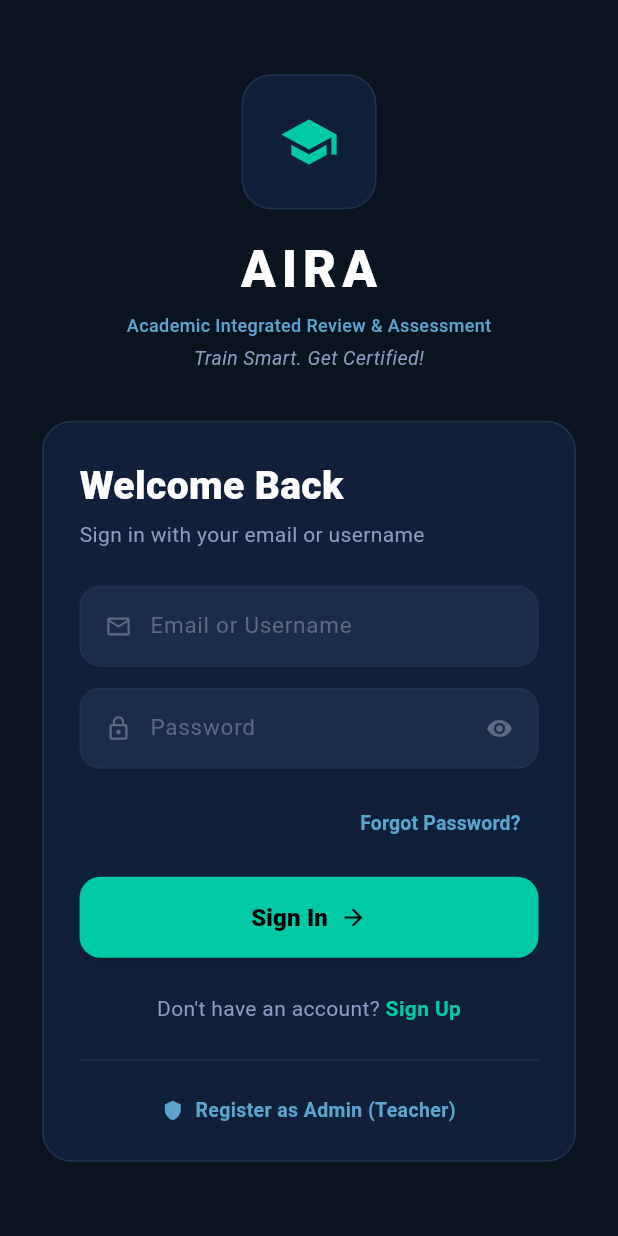
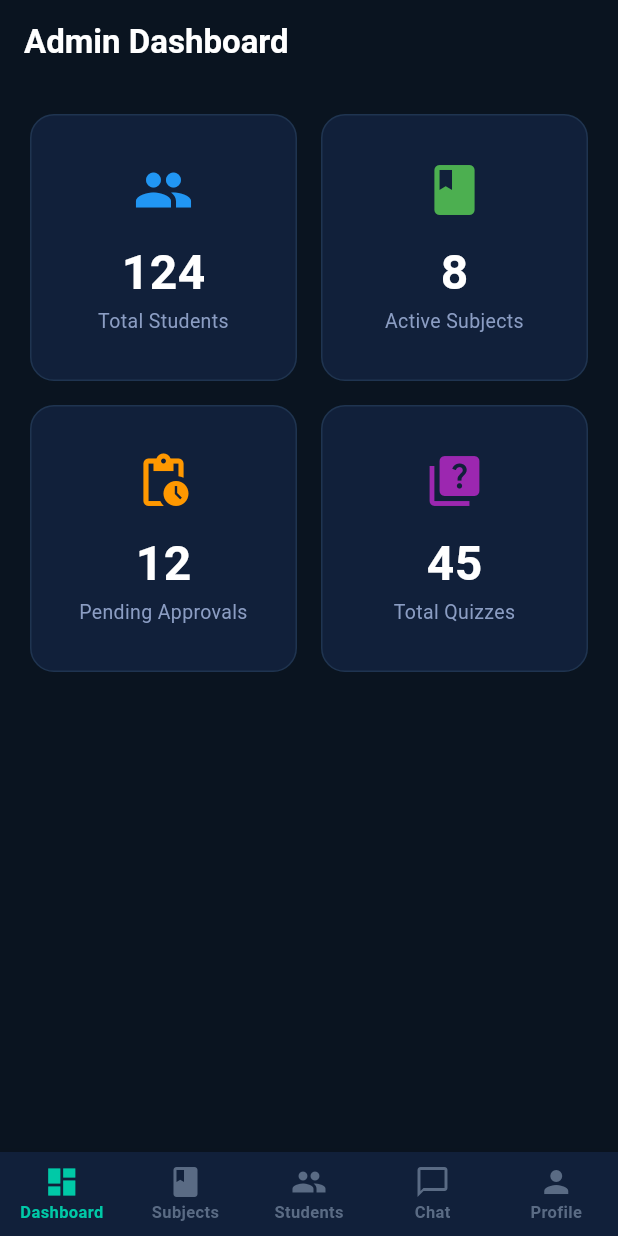
Before and after one commit to Curso-aux/AIRAMP, a Flutter app: the screen it shows after launch, after a tap on "Register as Admin (Teacher)", on a phone screen of 412 x 824 dp. Run offline on Flutter 3.47's test engine with Material 3 defaults, Android fonts, the phone set to English and light mode, and no system bars; our stand-ins replace dio, flutter_riverpod, go_router.

Commit message:
flutter migration

```diff
--- a/airamp_flutter/lib/core/routing/app_router.dart
+++ b/airamp_flutter/lib/core/routing/app_router.dart
@@ -2,6 +2,19 @@ import 'package:flutter/material.dart';
 import 'package:go_router/go_router.dart';
 import '../../features/auth/presentation/login_screen.dart';
 import '../../features/auth/presentation/signup_screen.dart';
+import '../../features/student/presentation/student_layout_screen.dart';
+import '../../features/student/presentation/student_dashboard_screen.dart';
+import '../../features/student/presentation/student_courses_screen.dart';
+import '../../features/student/presentation/student_progress_screen.dart';
+import '../../features/student/presentation/student_history_screen.dart';
+import '../../features/student/presentation/student_chat_screen.dart';
+import '../../features/student/presentation/student_profile_screen.dart';
+import '../../features/admin/presentation/admin_layout_screen.dart';
+import '../../features/admin/presentation/admin_dashboard_screen.dart';
+import '../../features/admin/presentation/admin_subjects_screen.dart';
+import '../../features/admin/presentation/admin_students_screen.dart';
+import '../../features/admin/presentation/admin_chat_screen.dart';
+import '../../features/admin/presentation/admin_profile_screen.dart';
 
 final GlobalKey<NavigatorState> _rootNavigatorKey = GlobalKey<NavigatorState>(debugLabel: 'root');
 
@@ -10,35 +23,33 @@ class AppRouter {
     navigatorKey: _rootNavigatorKey,
     initialLocation: '/login',
     routes: <RouteBase>[
-      GoRoute(
-        path: '/',
-        builder: (BuildContext context, GoRouterState state) {
-          return const Scaffold(body: Center(child: Text('Home / Index')));
+      GoRoute(path: '/', builder: (context, state) => const Scaffold(body: Center(child: Text('Home')))),
+      GoRoute(path: '/login', builder: (context, state) => const LoginScreen()),
+      GoRoute(path: '/signup', builder: (context, state) => const SignupScreen()),
+      StatefulShellRoute.indexedStack(
+        builder: (context, state, navigationShell) {
+          return StudentLayoutScreen(navigationShell: navigationShell);
         },
+        branches: [
+          StatefulShellBranch(routes: [GoRoute(path: '/student', builder: (context, state) => const StudentDashboardScreen())]),
+          StatefulShellBranch(routes: [GoRoute(path: '/student/courses', builder: (context, state) => const StudentCoursesScreen())]),
+          StatefulShellBranch(routes: [GoRoute(path: '/student/progress', builder: (context, state) => const StudentProgressScreen())]),
+          StatefulShellBranch(routes: [GoRoute(path: '/student/history', builder: (context, state) => const StudentHistoryScreen())]),
+          StatefulShellBranch(routes: [GoRoute(path: '/student/chat', builder: (context, state) => const StudentChatScreen())]),
+          StatefulShellBranch(routes: [GoRoute(path: '/student/profile', builder: (context, state) => const StudentProfileScreen())]),
+        ],
       ),
-      GoRoute(
-        path: '/login',
-        builder: (BuildContext context, GoRouterState state) {
-          return const LoginScreen();
+      StatefulShellRoute.indexedStack(
+        builder: (context, state, navigationShell) {
+          return AdminLayoutScreen(navigationShell: navigationShell);
         },
-      ),
-      GoRoute(
-        path: '/signup',
-        builder: (BuildContext context, GoRouterState state) {
-          return const SignupScreen();
-        },
-      ),
-      GoRoute(
-        path: '/admin',
-        builder: (BuildContext context, GoRouterState state) {
-          return const Scaffold(body: Center(child: Text('Admin Dashboard')));
-        },
-      ),
-      GoRoute(
-        path: '/student',
-        builder: (BuildContext context, GoRouterState state) {
-          return const Scaffold(body: Center(child: Text('Student Dashboard')));
-        },
+        branches: [
+          StatefulShellBranch(routes: [GoRoute(path: '/admin', builder: (context, state) => const AdminDashboardScreen())]),
+          StatefulShellBranch(routes: [GoRoute(path: '/admin/subjects', builder: (context, state) => const AdminSubjectsScreen())]),
+          StatefulShellBranch(routes: [GoRoute(path: '/admin/students', builder: (context, state) => const AdminStudentsScreen())]),
+          StatefulShellBranch(routes: [GoRoute(path: '/admin/chat', builder: (context, state) => const AdminChatScreen())]),
+          StatefulShellBranch(routes: [GoRoute(path: '/admin/profile', builder: (context, state) => const AdminProfileScreen())]),
+        ],
       ),
     ],
   );
--- /dev/null
+++ b/airamp_flutter/lib/features/admin/presentation/admin_chat_screen.dart
@@ -0,0 +1,27 @@
+import 'package:flutter/material.dart';
+import '../../../core/theme/app_colors.dart';
+
+class AdminChatScreen extends StatelessWidget {
+  const AdminChatScreen({super.key});
+
+  @override
+  Widget build(BuildContext context) {
+    return Scaffold(
+      backgroundColor: AppColors.background,
+      appBar: AppBar(backgroundColor: AppColors.background, title: const Text('Student Inquiries', style: TextStyle(color: AppColors.text, fontWeight: FontWeight.bold)), elevation: 0),
+      body: ListView.builder(
+        padding: const EdgeInsets.all(20),
+        itemCount: 6,
+        itemBuilder: (context, index) {
+          return ListTile(
+            contentPadding: EdgeInsets.zero,
+            leading: const CircleAvatar(backgroundColor: AppColors.surfaceLight, child: Icon(Icons.person, color: AppColors.textMuted)),
+            title: Text('Student ' + (index + 1).toString(), style: const TextStyle(color: AppColors.text, fontWeight: FontWeight.bold)),
+            subtitle: const Text('Sir, I have a question regarding topic 2.', style: TextStyle(color: AppColors.textSecondary)),
+            trailing: const Text('Yesterday', style: TextStyle(color: AppColors.textMuted, fontSize: 12)),
+          );
+        },
+      ),
+    );
+  }
+}
--- /dev/null
+++ b/airamp_flutter/lib/features/admin/presentation/admin_dashboard_screen.dart
@@ -0,0 +1,34 @@
+import 'package:flutter/material.dart';
+import '../../../core/theme/app_colors.dart';
+class AdminDashboardScreen extends StatelessWidget {
+  const AdminDashboardScreen({super.key});
+  @override
+  Widget build(BuildContext context) {
+    return Scaffold(
+      backgroundColor: AppColors.background,
+      appBar: AppBar(backgroundColor: AppColors.background, title: const Text('Admin Dashboard', style: TextStyle(color: AppColors.text, fontWeight: FontWeight.bold)), elevation: 0),
+      body: GridView.count(
+        crossAxisCount: 2, padding: const EdgeInsets.all(20), mainAxisSpacing: 16, crossAxisSpacing: 16,
+        children: [
+          _buildStatCard('Total Students', '124', Icons.people, Colors.blue),
+          _buildStatCard('Active Subjects', '8', Icons.class_, Colors.green),
+          _buildStatCard('Pending Approvals', '12', Icons.pending_actions, Colors.orange),
+          _buildStatCard('Total Quizzes', '45', Icons.quiz, Colors.purple),
+        ],
+      ),
+    );
+  }
+  Widget _buildStatCard(String title, String count, IconData icon, Color color) {
+    return Container(
+      padding: const EdgeInsets.all(16), decoration: BoxDecoration(color: AppColors.surface, borderRadius: BorderRadius.circular(16), border: Border.all(color: AppColors.border)),
+      child: Column(
+        mainAxisAlignment: MainAxisAlignment.center,
+        children: [
+          Icon(icon, color: color, size: 40), const SizedBox(height: 12),
+          Text(count, style: const TextStyle(color: AppColors.text, fontSize: 32, fontWeight: FontWeight.bold)),
+          Text(title, textAlign: TextAlign.center, style: const TextStyle(color: AppColors.textSecondary, fontSize: 13)),
+        ],
+      ),
+    );
+  }
+}
--- /dev/null
+++ b/airamp_flutter/lib/features/admin/presentation/admin_layout_screen.dart
@@ -0,0 +1,43 @@
+import 'package:flutter/material.dart';
+import 'package:go_router/go_router.dart';
+import '../../../core/theme/app_colors.dart';
+
+class AdminLayoutScreen extends StatelessWidget {
+  final StatefulNavigationShell navigationShell;
+  const AdminLayoutScreen({super.key, required this.navigationShell});
+
+  @override
+  Widget build(BuildContext context) {
+    return Scaffold(
+      body: navigationShell,
+      bottomNavigationBar: Theme(
+        data: Theme.of(context).copyWith(
+          splashColor: Colors.transparent,
+          highlightColor: Colors.transparent,
+        ),
+        child: BottomNavigationBar(
+          backgroundColor: AppColors.surface,
+          type: BottomNavigationBarType.fixed,
+          selectedItemColor: AppColors.primary,
+          unselectedItemColor: AppColors.textMuted,
+          selectedLabelStyle: const TextStyle(fontSize: 11, fontWeight: FontWeight.w600),
+          unselectedLabelStyle: const TextStyle(fontSize: 11, fontWeight: FontWeight.w600),
+          currentIndex: navigationShell.currentIndex,
+          onTap: (index) {
+            navigationShell.goBranch(
+              index,
+              initialLocation: index == navigationShell.currentIndex,
+            );
+          },
+          items: const [
+            BottomNavigationBarItem(icon: Icon(Icons.dashboard), label: 'Dashboard'),
+            BottomNavigationBarItem(icon: Icon(Icons.class_), label: 'Subjects'),
+            BottomNavigationBarItem(icon: Icon(Icons.people), label: 'Students'),
+            BottomNavigationBarItem(icon: Icon(Icons.chat_bubble_outline), label: 'Chat'),
+            BottomNavigationBarItem(icon: Icon(Icons.person), label: 'Profile'),
+          ],
+        ),
+      ),
+    );
+  }
+}
--- /dev/null
+++ b/airamp_flutter/lib/features/admin/presentation/admin_profile_screen.dart
@@ -0,0 +1,73 @@
+import 'package:flutter/material.dart';
+import '../../../core/theme/app_colors.dart';
+import 'package:go_router/go_router.dart';
+
+class AdminProfileScreen extends StatelessWidget {
+  const AdminProfileScreen({super.key});
+
+  @override
+  Widget build(BuildContext context) {
+    return Scaffold(
+      backgroundColor: AppColors.background,
+      appBar: AppBar(
+        backgroundColor: AppColors.background,
+        title: const Text('Admin Profile', style: TextStyle(color: AppColors.text, fontWeight: FontWeight.bold)),
+        elevation: 0,
+        actions: [
+          IconButton(
+            icon: const Icon(Icons.logout, color: AppColors.error),
+            onPressed: () => context.go('/login'),
+          ),
+        ],
+      ),
+      body: ListView(
+        padding: const EdgeInsets.all(20),
+        children: [
+          Center(
+            child: Column(
+              children: [
+                Container(
+                  width: 100, height: 100,
+                  decoration: BoxDecoration(color: AppColors.accent, borderRadius: BorderRadius.circular(50), border: Border.all(color: AppColors.border, width: 2)),
+                  child: const Center(child: Text('T', style: TextStyle(fontSize: 40, fontWeight: FontWeight.bold, color: Colors.black))),
+                ),
+                const SizedBox(height: 16),
+                const Text('Teacher Admin', style: TextStyle(color: AppColors.text, fontSize: 24, fontWeight: FontWeight.bold)),
+                const SizedBox(height: 4),
+                const Text('teacher@airamp.edu', style: TextStyle(color: AppColors.textSecondary, fontSize: 14)),
+              ],
+            ),
+          ),
+          const SizedBox(height: 32),
+          _buildSectionTitle('Account Settings'),
+          _buildListTile(Icons.person_outline, 'Edit Profile'),
+          _buildListTile(Icons.lock_outline, 'Change Password'),
+          _buildListTile(Icons.notifications_none, 'Notification Preferences'),
+          const SizedBox(height: 24),
+          _buildSectionTitle('Teacher Information'),
+          _buildListTile(Icons.assignment_ind_outlined, 'Department: Sciences', showArrow: false),
+          _buildListTile(Icons.card_membership, 'Invitation Code: AIRA2026', showArrow: false),
+        ],
+      ),
+    );
+  }
+
+  Widget _buildSectionTitle(String title) {
+    return Padding(
+      padding: const EdgeInsets.only(bottom: 12),
+      child: Text(title, style: const TextStyle(color: AppColors.accent, fontSize: 14, fontWeight: FontWeight.bold)),
+    );
+  }
+
+  Widget _buildListTile(IconData icon, String title, {bool showArrow = true}) {
+    return Container(
+      margin: const EdgeInsets.only(bottom: 12),
+      decoration: BoxDecoration(color: AppColors.surface, borderRadius: BorderRadius.circular(12), border: Border.all(color: AppColors.border)),
+      child: ListTile(
+        leading: Icon(icon, color: AppColors.textMuted),
+        title: Text(title, style: const TextStyle(color: AppColors.text)),
+        trailing: showArrow ? const Icon(Icons.chevron_right, color: AppColors.textMuted) : null,
+      ),
+    );
+  }
+}
--- /dev/null
+++ b/airamp_flutter/lib/features/admin/presentation/admin_students_screen.dart
@@ -0,0 +1,34 @@
+import 'package:flutter/material.dart';
+import '../../../core/theme/app_colors.dart';
+
+class AdminStudentsScreen extends StatelessWidget {
+  const AdminStudentsScreen({super.key});
+
+  @override
+  Widget build(BuildContext context) {
+    return Scaffold(
+      backgroundColor: AppColors.background,
+      appBar: AppBar(
+        backgroundColor: AppColors.background,
+        title: const Text('Manage Students', style: TextStyle(color: AppColors.text, fontWeight: FontWeight.bold)),
+        elevation: 0,
+      ),
+      body: ListView.builder(
+        padding: const EdgeInsets.all(20),
+        itemCount: 8,
+        itemBuilder: (context, index) {
+          return Container(
+            margin: const EdgeInsets.only(bottom: 12),
+            decoration: BoxDecoration(color: AppColors.surface, borderRadius: BorderRadius.circular(12), border: Border.all(color: AppColors.border)),
+            child: ListTile(
+              leading: const CircleAvatar(backgroundColor: AppColors.surfaceLight, child: Icon(Icons.person, color: AppColors.textMuted)),
+              title: Text('Student ' + (index + 1).toString(), style: const TextStyle(color: AppColors.text, fontWeight: FontWeight.bold)),
+              subtitle: const Text('Grade 10 - Section A', style: TextStyle(color: AppColors.textSecondary)),
+              trailing: const Icon(Icons.chevron_right, color: AppColors.textMuted),
+            ),
+          );
+        },
+      ),
+    );
+  }
+}
--- /dev/null
+++ b/airamp_flutter/lib/features/admin/presentation/admin_subjects_screen.dart
@@ -0,0 +1,46 @@
+import 'package:flutter/material.dart';
+import '../../../core/theme/app_colors.dart';
+
+class AdminSubjectsScreen extends StatelessWidget {
+  const AdminSubjectsScreen({super.key});
+
+  @override
+  Widget build(BuildContext context) {
+    return Scaffold(
+      backgroundColor: AppColors.background,
+      appBar: AppBar(
+        backgroundColor: AppColors.background,
+        title: const Text('Manage Subjects', style: TextStyle(color: AppColors.text, fontWeight: FontWeight.bold)),
+        elevation: 0,
+        actions: [IconButton(icon: const Icon(Icons.add_circle, color: AppColors.primary), onPressed: () {})],
+      ),
+      body: ListView.builder(
+        padding: const EdgeInsets.all(20),
+        itemCount: 4,
+        itemBuilder: (context, index) {
+          return Container(
+            margin: const EdgeInsets.only(bottom: 16), padding: const EdgeInsets.all(16),
+            decoration: BoxDecoration(color: AppColors.surface, borderRadius: BorderRadius.circular(16), border: Border.all(color: AppColors.border)),
+            child: Row(
+              children: [
+                Container(width: 44, height: 44, decoration: BoxDecoration(color: AppColors.primarySoft, borderRadius: BorderRadius.circular(12)), child: const Icon(Icons.menu_book, color: AppColors.primary)),
+                const SizedBox(width: 12),
+                Expanded(
+                  child: Column(
+                    crossAxisAlignment: CrossAxisAlignment.start,
+                    children: [
+                      Text('Subject ' + (index + 1).toString(), style: const TextStyle(color: AppColors.text, fontSize: 16, fontWeight: FontWeight.bold)),
+                      const SizedBox(height: 4),
+                      const Text('32 Students Enrolled', style: TextStyle(color: AppColors.textSecondary, fontSize: 13)),
+                    ],
+                  ),
+                ),
+                const Icon(Icons.edit, color: AppColors.textMuted, size: 20),
+              ],
+            ),
+          );
+        },
+      ),
+    );
+  }
+}
--- a/airamp_flutter/lib/features/auth/presentation/login_screen.dart
+++ b/airamp_flutter/lib/features/auth/presentation/login_screen.dart
@@ -181,7 +181,7 @@ class _LoginScreenState extends ConsumerState<LoginScreen> {
                       const Divider(color: AppColors.border),
                       const SizedBox(height: 16),
                       GestureDetector(
-                        onTap: () {},
+                        onTap: () => context.go('/admin'),
                         child: Row(
                           mainAxisAlignment: MainAxisAlignment.center,
                           children: const [
```
Also changed, not shown: airamp_flutter/lib/features/student/presentation/student_chat_screen.dart (added, +27 -0 lines), airamp_flutter/lib/features/student/presentation/student_courses_screen.dart (added, +41 -0 lines), airamp_flutter/lib/features/student/presentation/student_dashboard_screen.dart (added, +136 -0 lines), airamp_flutter/lib/features/student/presentation/student_history_screen.dart (added, +27 -0 lines), airamp_flutter/lib/features/student/presentation/student_layout_screen.dart (added, +44 -0 lines), airamp_flutter/lib/features/student/presentation/student_profile_screen.dart (added, +73 -0 lines), airamp_flutter/lib/features/student/presentation/student_progress_screen.dart (added, +34 -0 lines).
